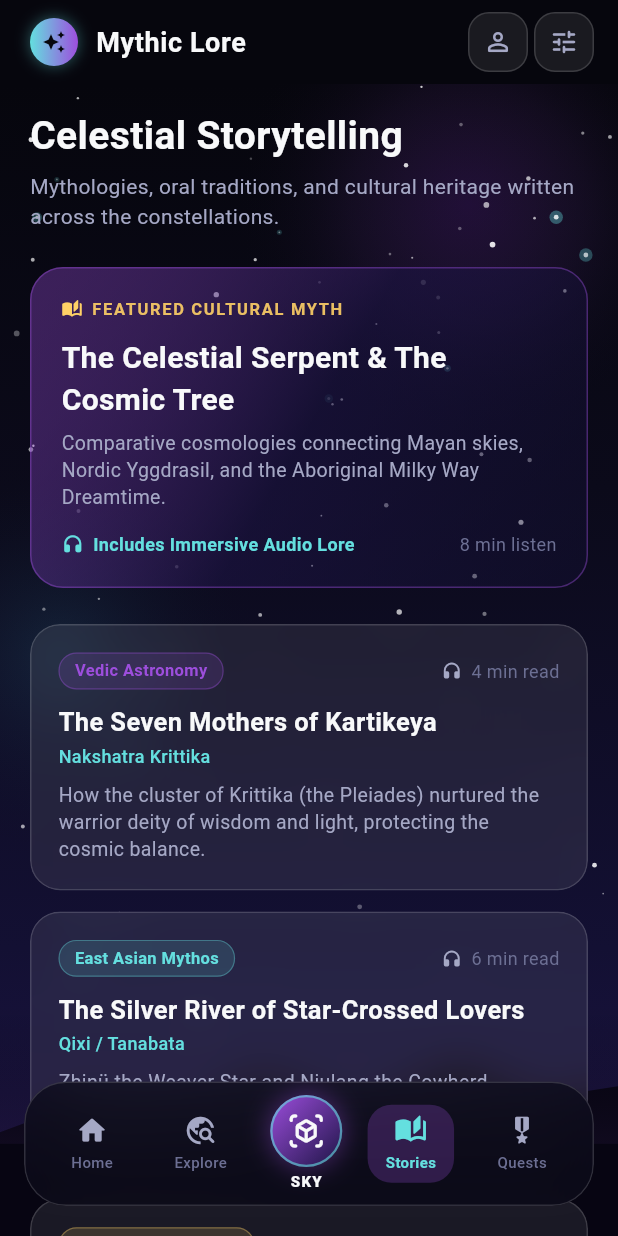
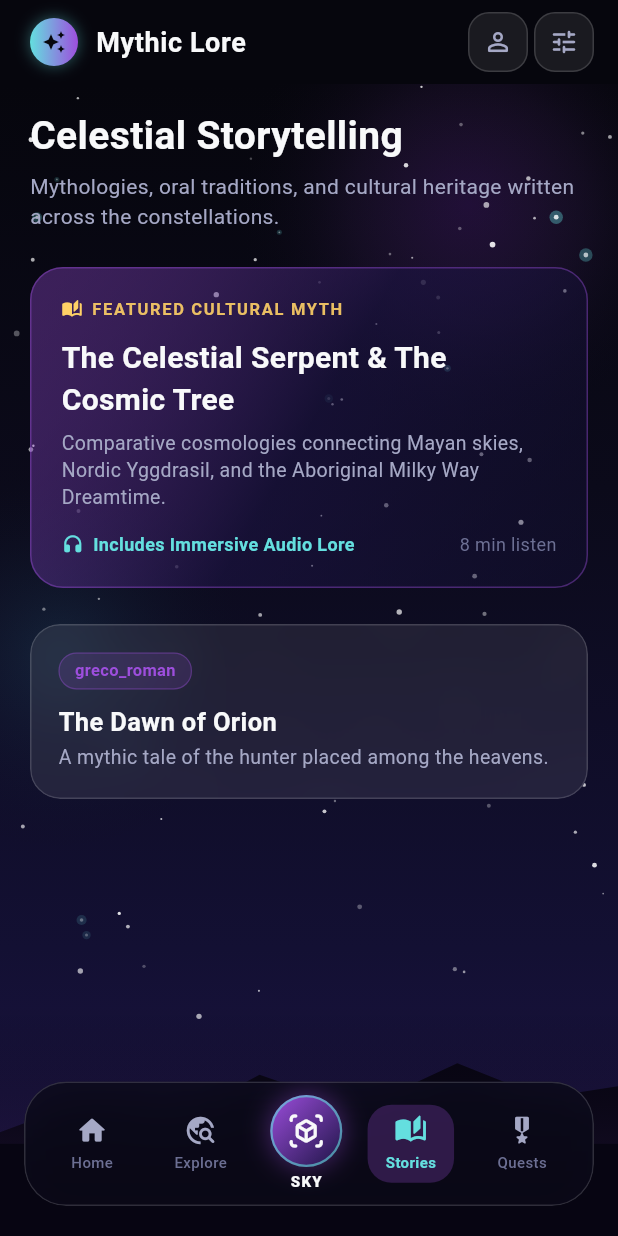
Before and after one commit to anushkadesh31-cpu/Cosmic-Mythology-AR-Explorer, a Flutter app: the screen it shows after launch, item 4 of the bottom bar chosen, on a phone screen of 412 x 824 dp. Run offline on Flutter 3.47's test engine with Material 3 defaults, Android fonts, the phone set to English and light mode, and no system bars.

Commit message:
Complete Story UI integration

```diff
--- /dev/null
+++ b/lib/core/cosmic_core/data/story/simple_story_catalog.dart
@@ -0,0 +1,82 @@
+// lib/core/cosmic_core/data/story/simple_story_catalog.dart
+
+import '../../domain/story/story.dart';
+import '../../domain/story/story_repository.dart';
+import '../../domain/celestial/id_generator.dart';
+import '../../domain/cultural/localized_string.dart';
+import '../../domain/cultural/attribution.dart';
+import '../../domain/cultural/research_verification.dart';
+import '../../domain/story/story_chapter.dart';
+
+/// In-memory implementation of [StoryRepository] providing deterministic story data.
+class SimpleStoryCatalog implements StoryRepository {
+  final List<Story> _stories;
+
+  /// Creates a catalog with optional custom story list.
+  /// If [stories] is omitted, a minimal default story set is provided.
+  SimpleStoryCatalog({List<Story>? stories}) : _stories = stories ?? _buildDefaultStories();
+
+  /// Factory for an empty catalog (no stories).
+  factory SimpleStoryCatalog.empty() => SimpleStoryCatalog(stories: const []);
+
+  static List<Story> _buildDefaultStories() {
+    // Deterministic IDs using StableIdGenerator.
+    final storyId = StableIdGenerator.generate('sample_story');
+    final chapterId = StableIdGenerator.generate('sample_chapter');
+
+    final chapter = StoryChapter(
+      id: chapterId,
+      title: const LocalizedString(
+        defaultText: 'Prologue',
+        translations: {},
+      ),
+      content: const LocalizedString(
+        defaultText: 'In the beginning, the stars gazed upon the earth.',
+        translations: {},
+      ),
+    );
+
+    final story = Story(
+      id: storyId,
+      traditionId: 'greco_roman',
+      title: const LocalizedString(
+        defaultText: 'The Dawn of Orion',
+        translations: {},
+      ),
+      summary: const LocalizedString(
+        defaultText: 'A mythic tale of the hunter placed among the heavens.',
+        translations: {},
+      ),
+      chapters: [chapter],
+      attribution: const Attribution(
+        authorOrInstitution: 'Ptolemy',
+        publicationTitle: "Almagest",
+        publicationYear: 150,
+        doiOrIsbn: '',
+        archiveUrl: '',
+        citationSnippet: 'Almagest Book VII, chapter 5',
+      ),
+      verificationStatus: ResearchVerification(
+        status: VerificationStatus.primarySourceVerified,
+        reviewerNotes: 'Verified in Almagest Book VII, chapter 5.',
+        lastVerifiedDate: DateTime.utc(2026, 1, 1),
+      ),
+    );
+    return [story];
+  }
+
+  @override
+  Future<List<Story>> getAllStories() async => List<Story>.unmodifiable(_stories);
+
+  @override
+  Future<Story?> getStoryById(String id) async {
+    try {
+      return _stories.firstWhere((s) => s.id == id);
+    } catch (e) {
+      return null;
+    }
+  }
+}
+
+// Architectural alias matching the specification.
+typedef IStoryCatalog = SimpleStoryCatalog;
--- /dev/null
+++ b/lib/core/cosmic_core/domain/story/story.dart
@@ -0,0 +1,78 @@
+// lib/core/cosmic_core/domain/story/story.dart
+
+import '../cultural/attribution.dart';
+import '../cultural/localized_string.dart';
+import '../cultural/research_verification.dart';
+import 'story_chapter.dart';
+/// Immutable domain model representing a cultural story linked to a tradition.
+class Story {
+  /// Stable identifier for the story.
+  final String id;
+
+  /// Identifier of the associated cultural tradition.
+  final String traditionId;
+
+  /// Localized title of the story.
+  final LocalizedString title;
+
+  /// Localized summary or description of the story.
+  final LocalizedString summary;
+
+  /// Ordered list of chapters that compose the story.
+  final List<StoryChapter> chapters;
+
+  /// Optional scholarly attribution for the story source.
+  final Attribution? attribution;
+
+  /// Optional verification metadata (e.g., primary source verified).
+  final ResearchVerification? verificationStatus;
+
+  Story({
+    required this.id,
+    required this.traditionId,
+    required this.title,
+    required this.summary,
+    required this.chapters,
+    this.attribution,
+    this.verificationStatus,
+  })  : assert(id.isNotEmpty, 'id cannot be empty'),
+        assert(traditionId.isNotEmpty, 'traditionId cannot be empty'),
+        assert(chapters.isNotEmpty, 'Story must contain at least one chapter');
+
+  @override
+  bool operator ==(Object other) =>
+      identical(this, other) ||
+      other is Story &&
+          runtimeType == other.runtimeType &&
+          id == other.id &&
+          traditionId == other.traditionId &&
+          title == other.title &&
+          summary == other.summary &&
+          _listEquals(chapters, other.chapters) &&
+          attribution == other.attribution &&
+          verificationStatus == other.verificationStatus;
+
+  @override
+  int get hashCode => Object.hash(
+        id,
+        traditionId,
+        title,
+        summary,
+        Object.hashAll(chapters),
+        attribution,
+        verificationStatus,
+      );
+
+  @override
+  String toString() =>
+      'Story(id: $id, traditionId: $traditionId, title: ${title.defaultText})';
+  static bool _listEquals(List<StoryChapter> a, List<StoryChapter> b) {
+    if (identical(a, b)) return true;
+    if (a.length != b.length) return false;
+    for (int i = 0; i < a.length; i++) {
+      if (a[i] != b[i]) return false;
+    }
+    return true;
+  }
+
+}
--- /dev/null
+++ b/lib/core/cosmic_core/domain/story/story_chapter.dart
@@ -0,0 +1,38 @@
+// lib/core/cosmic_core/domain/story/story_chapter.dart
+
+import '../cultural/localized_string.dart';
+
+/// Represents a single chapter or section of a story.
+class StoryChapter {
+  /// Stable identifier for the chapter.
+  final String id;
+
+  /// Localized title of the chapter.
+  final LocalizedString title;
+
+  /// Localized textual content of the chapter.
+  final LocalizedString content;
+
+  StoryChapter({
+    required this.id,
+    required this.title,
+    required this.content,
+  })  : assert(id.isNotEmpty, 'id cannot be empty'),
+        assert(title.defaultText.isNotEmpty, 'title cannot be empty'),
+        assert(content.defaultText.isNotEmpty, 'content cannot be empty');
+
+  @override
+  bool operator ==(Object other) =>
+      identical(this, other) ||
+      other is StoryChapter &&
+          runtimeType == other.runtimeType &&
+          id == other.id &&
+          title == other.title &&
+          content == other.content;
+
+  @override
+  int get hashCode => Object.hash(id, title, content);
+
+  @override
+  String toString() => 'StoryChapter(id: $id, title: ${title.defaultText})';
+}
--- /dev/null
+++ b/lib/core/cosmic_core/domain/story/story_repository.dart
@@ -0,0 +1,17 @@
+// lib/core/cosmic_core/domain/story/story_repository.dart
+
+
+
+import 'story.dart';
+
+/// Abstract repository defining contract for accessing story content.
+abstract class StoryRepository {
+  /// Retrieves all available stories.
+  Future<List<Story>> getAllStories();
+
+  /// Retrieves a specific story by its unique identifier.
+  Future<Story?> getStoryById(String id);
+}
+
+/// Architectural alias matching the specification in `cosmic_core_architecture.md`.
+typedef IStoryRepository = StoryRepository;
--- a/lib/features/stories/stories_screen.dart
+++ b/lib/features/stories/stories_screen.dart
@@ -2,63 +2,18 @@ import 'package:flutter/material.dart';
 import '../../core/theme/cosmic_colors.dart';
 import '../../core/responsive/responsive_utils.dart';
 import '../../core/widgets/glass_card.dart';
+import '../../core/cosmic_core/domain/story/story.dart';
+import '../../core/cosmic_core/data/story/simple_story_catalog.dart';
+import '../../core/cosmic_core/domain/story/story_repository.dart';
+import 'story_detail_screen.dart';
 
 /// Cultural Celestial Storytelling Library.
 class StoriesScreen extends StatelessWidget {
-  StoriesScreen({super.key});
+  StoriesScreen({super.key, StoryRepository? repository})
+      : _repository = repository ?? SimpleStoryCatalog();
 
-  final List<_StoryItem> _stories = [
-    _StoryItem(
-      title: 'The Seven Mothers of Kartikeya',
-      culture: 'Vedic Astronomy',
-      tradition: 'Nakshatra Krittika',
-      readTime: '4 min read',
-      hasAudio: true,
-      summary:
-          'How the cluster of Krittika (the Pleiades) nurtured the warrior deity of wisdom and light, protecting the cosmic balance.',
-      tagColor: CosmicColors.cosmicViolet,
-    ),
-    _StoryItem(
-      title: 'The Silver River of Star-Crossed Lovers',
-      culture: 'East Asian Mythos',
-      tradition: 'Qixi / Tanabata',
-      readTime: '6 min read',
-      hasAudio: true,
-      summary:
-          'Zhinü the Weaver Star and Niulang the Cowherd separated by the celestial Milky Way, united once a year by a bridge of magpies.',
-      tagColor: CosmicColors.etherealCyan,
-    ),
-    _StoryItem(
-      title: 'The Great Bear and the Celestial Hunters',
-      culture: 'Indigenous Americas',
-      tradition: 'Haudenosaunee / Iroquois',
-      readTime: '5 min read',
-      hasAudio: false,
-      summary:
-          'Three hunters track the immortal Great Bear across the northern sky; in autumn, its blood turns the forest leaves scarlet.',
-      tagColor: CosmicColors.starlightGold,
-    ),
-    _StoryItem(
-      title: 'Maui\'s Magic Fishhook',
-      culture: 'Polynesian Navigators',
-      tradition: 'Wayfinding Celestial Lore',
-      readTime: '5 min read',
-      hasAudio: true,
-      summary:
-          'How demigod Maui pulled the Pacific islands from the oceanic depths using the celestial hook immortalized as Scorpius.',
-      tagColor: CosmicColors.stellarCyan,
-    ),
-    _StoryItem(
-      title: 'The Charioteer and the Solar Steeds',
-      culture: 'Greco-Roman',
-      tradition: 'Hellenic Astromythology',
-      readTime: '7 min read',
-      hasAudio: false,
-      summary:
-          'Phaethon\'s fateful flight in Apollo\'s celestial chariot, scorching the heavens and creating the desert wastes of the Earth.',
-      tagColor: CosmicColors.supernovaAmber,
-    ),
-  ];
+  // Repository providing story data.
+  final StoryRepository _repository;
 
       @override
 Widget build(BuildContext context) {
@@ -96,8 +51,34 @@ Widget build(BuildContext context) {
 
           const SizedBox(height: 24),
 
-          // Story Catalog List
-          ..._stories.map((story) => _buildStoryCard(story)),
+          // Story Catalog List loaded asynchronously
+          FutureBuilder<List<Story>>(
+            future: _repository.getAllStories(),
+            builder: (context, snapshot) {
+              if (snapshot.connectionState == ConnectionState.waiting) {
+                return const Center(child: CircularProgressIndicator());
+              }
+              if (snapshot.hasError) {
+                return const Center(child: Text('Failed to load stories'));
+              }
+              final stories = snapshot.data ?? const [];
+              if (stories.isEmpty) {
+                return const Center(child: Text('No stories available'));
+              }
+              return Column(
+                children: stories
+                    .map((story) => GestureDetector(
+                          onTap: () => Navigator.push(
+                              context,
+                              MaterialPageRoute(
+                                  builder: (_) =>
+                                      StoryDetailScreen(story: story))),
+                          child: _buildStoryCardFromStory(story),
+                        ))
+                    .toList(),
+              );
+            },
+          ),
         ],
       ),
     );
@@ -210,7 +191,7 @@ Widget build(BuildContext context) {
     );
   }
 
-  Widget _buildStoryCard(_StoryItem story) {
+  Widget _buildStoryCardFromStory(Story story) {
     return GlassCard(
       margin: const EdgeInsets.only(bottom: 14),
       padding: const EdgeInsets.all(18),
@@ -224,46 +205,28 @@ Widget build(BuildContext context) {
               Container(
                 padding: const EdgeInsets.symmetric(horizontal: 10, vertical: 4),
                 decoration: BoxDecoration(
-                  color: story.tagColor.withValues(alpha: 0.15),
+                  color: CosmicColors.cosmicViolet.withValues(alpha: 0.15),
                   borderRadius: BorderRadius.circular(12),
                   border: Border.all(
-                    color: story.tagColor.withValues(alpha: 0.35),
+                    color: CosmicColors.cosmicViolet.withValues(alpha: 0.35),
                     width: 0.8,
                   ),
                 ),
                 child: Text(
-                  story.culture,
-                  style: TextStyle(
+                  story.traditionId,
+                  style: const TextStyle(
                     fontSize: 11,
                     fontWeight: FontWeight.w600,
-                    color: story.tagColor,
+                    color: CosmicColors.cosmicViolet,
                   ),
                 ),
               ),
-              Row(
-                children: [
-                  if (story.hasAudio) ...[
-                    const Icon(
-                      Icons.headphones_rounded,
-                      size: 14,
-                      color: CosmicColors.celestialMuted,
-                    ),
-                    const SizedBox(width: 6),
-                  ],
-                  Text(
-                    story.readTime,
-                    style: const TextStyle(
-                      fontSize: 12,
-                      color: CosmicColors.stardustSubtle,
-                    ),
-                  ),
-                ],
-              ),
+              const SizedBox(), // placeholder for read time/audio indicator
             ],
           ),
           const SizedBox(height: 10),
           Text(
-            story.title,
+            story.title.defaultText,
             style: const TextStyle(
               fontSize: 17,
               fontWeight: FontWeight.w700,
@@ -272,16 +235,7 @@ Widget build(BuildContext context) {
           ),
           const SizedBox(height: 2),
           Text(
-            story.tradition,
-            style: const TextStyle(
-              fontSize: 12,
-              fontWeight: FontWeight.w500,
-              color: CosmicColors.etherealCyan,
-            ),
-          ),
-          const SizedBox(height: 8),
-          Text(
-            story.summary,
+            story.summary.defaultText,
             style: const TextStyle(
               fontSize: 13,
               color: CosmicColors.celestialMuted,
@@ -294,22 +248,4 @@ Widget build(BuildContext context) {
   }
 }
 
-class _StoryItem {
-  final String title;
-  final String culture;
-  final String tradition;
-  final String readTime;
-  final bool hasAudio;
-  final String summary;
-  final Color tagColor;
-
-  const _StoryItem({
-    required this.title,
-    required this.culture,
-    required this.tradition,
-    required this.readTime,
-    required this.hasAudio,
-    required this.summary,
-    required this.tagColor,
-  });
-}
+// Removed the previous hard‑coded _StoryItem model; data now comes from the domain Story model.
```
Also changed, not shown: lib/features/stories/story_detail_screen.dart (added, +113 -0 lines), 2 other files.
